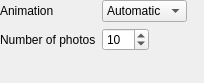
First picture: the form in src/context/applets/photos/photosSettings.ui, repository KDE/amarok, before the edit.
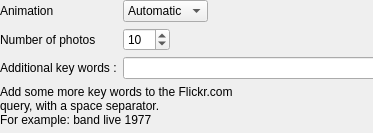
Second picture: the form after the edit. Custom widgets are drawn as their Qt base class.

Commit message: Photos applet v2 - new default mode: always scrolling in an infinite loop - stop animation on hoover - possibility to add some key word to the query (band, live, etc)

```diff
--- a/src/context/applets/photos/photosSettings.ui
+++ b/src/context/applets/photos/photosSettings.ui
@@ -6,8 +6,8 @@
    <rect>
     <x>0</x>
     <y>0</y>
-    <width>204</width>
-    <height>83</height>
+    <width>373</width>
+    <height>133</height>
    </rect>
   </property>
   <widget class="QWidget" name="formLayoutWidget">
@@ -15,8 +15,8 @@
     <rect>
      <x>0</x>
      <y>0</y>
-     <width>211</width>
-     <height>80</height>
+     <width>389</width>
+     <height>137</height>
     </rect>
    </property>
    <layout class="QFormLayout" name="formLayout">
@@ -32,6 +32,9 @@
     </item>
     <item row="0" column="1">
      <widget class="KComboBox" name="animationComboBox">
+      <property name="currentIndex">
+       <number>0</number>
+      </property>
       <item>
        <property name="text">
         <string>Automatic</string>
@@ -72,6 +75,29 @@
       </property>
      </widget>
     </item>
+    <item row="2" column="0">
+     <widget class="QLabel" name="additionalkeywordsLabel">
+      <property name="text">
+       <string>Additional key words :</string>
+      </property>
+     </widget>
+    </item>
+    <item row="2" column="1">
+     <widget class="KLineEdit" name="additionalkeywordsLineEdit">
+      <property name="clickMessage">
+       <string>Ex: band live 1977</string>
+      </property>
+     </widget>
+    </item>
+    <item row="3" column="0" colspan="2">
+     <widget class="QLabel" name="addsomemorekeynwordstothequerywithaspaceseparatorLabel">
+      <property name="text">
+       <string>Add some more key words to the Flickr.com
+query, with a space separator. 
+For example: band live 1977 </string>
+      </property>
+     </widget>
+    </item>
    </layout>
   </widget>
  </widget>
@@ -86,6 +112,11 @@
    <extends>QSpinBox</extends>
    <header>knuminput.h</header>
   </customwidget>
+  <customwidget>
+   <class>KLineEdit</class>
+   <extends>QLineEdit</extends>
+   <header>klineedit.h</header>
+  </customwidget>
  </customwidgets>
  <resources/>
  <connections/>
```
Left out of the diff: 5 changed lines with no effect on the pictures. The commit also changes 6 other files.
